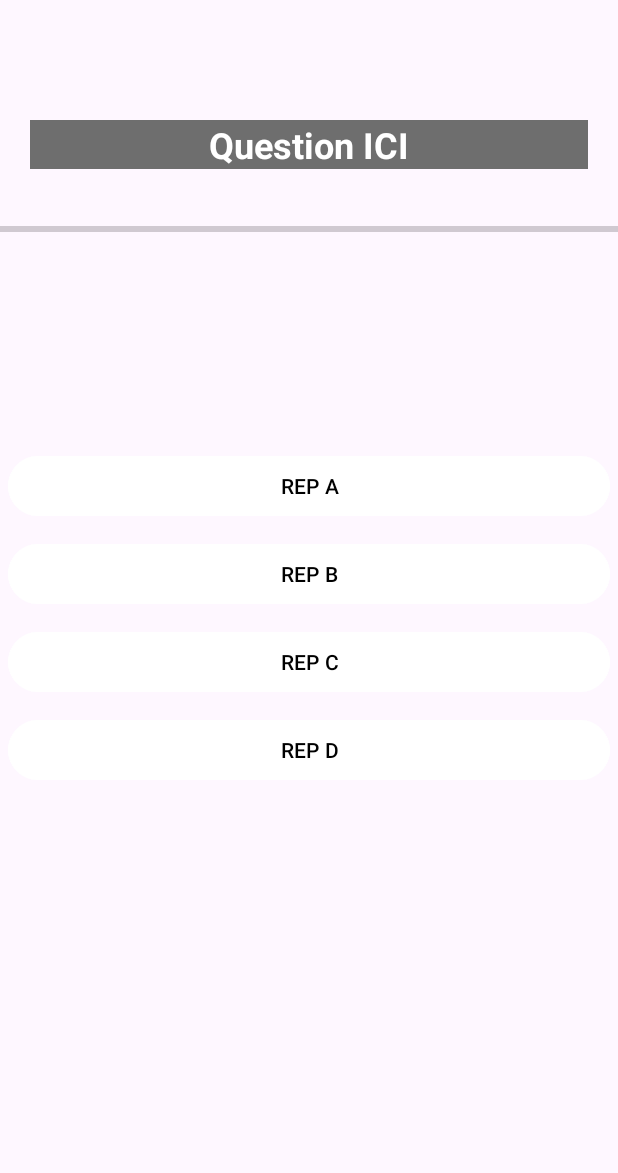
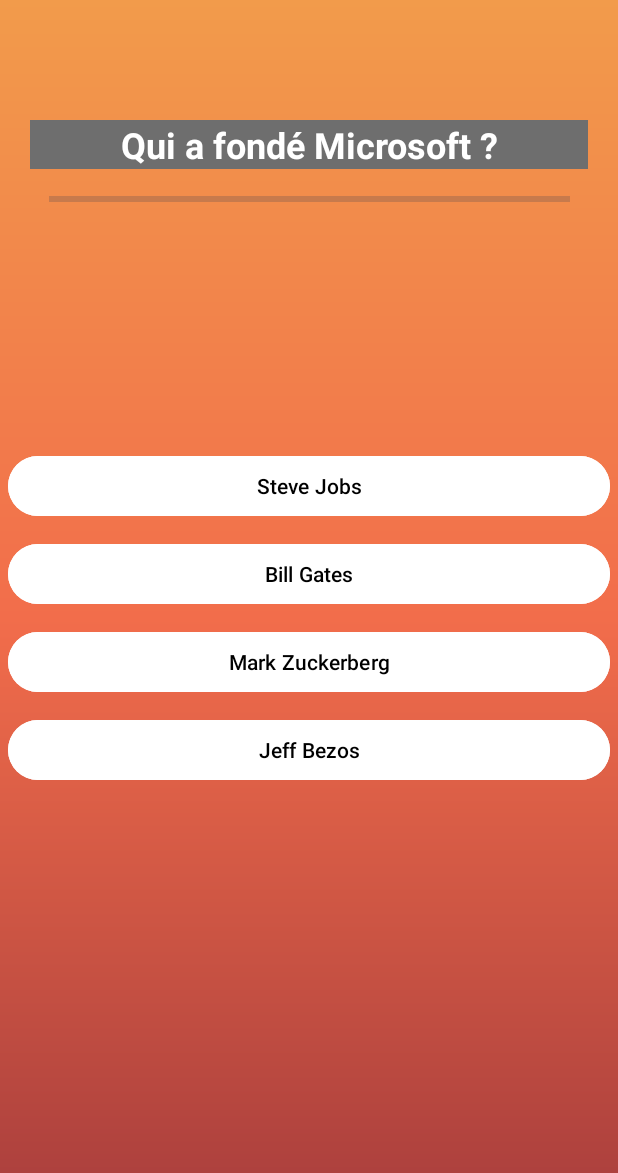
Before and after one commit to Alexis-42/HasteQuest, an Android app: the Quiz screen opened directly, with no data from a screen before it, on a phone screen of 412 x 824 dp. Shown: the top 1173 px of the screen. Run offline under Robolectric (Android 15) with nearby library versions, the phone set to English and light mode, and no system bars.

Commit message:
Quiz fonctionnel ( manque redirection gamemode )

```diff
--- a/app/src/main/java/com/jeu/hastequest/controller/games/Quiz.java
+++ b/app/src/main/java/com/jeu/hastequest/controller/games/Quiz.java
@@ -1,11 +1,19 @@
 package com.jeu.hastequest.controller.games;
 
 import android.os.Bundle;
+import android.widget.Button;
+import android.widget.TextView;
 
 import com.jeu.hastequest.R;
 import com.jeu.hastequest.model.games.QuizModel;
 
 public class Quiz extends Game{
+    public Button anwsersButtonA;
+    public Button anwsersButtonB;
+    public Button anwsersButtonC;
+    public Button anwsersButtonD;
+    public TextView question;
+
 
     public Quiz(){
         super(new QuizModel());
@@ -16,10 +24,44 @@ public class Quiz extends Game{
     protected void onCreate(Bundle savedInstanceState){
         super.onCreate(savedInstanceState);
         setContentView(R.layout.quiz);
+
+        this.question = findViewById(R.id.question);
+        this.anwsersButtonA = findViewById(R.id.ansA);
+        this.anwsersButtonB = findViewById(R.id.ansB);
+        this.anwsersButtonC = findViewById(R.id.ansC);
+        this.anwsersButtonD = findViewById(R.id.ansD);
+
+        android.view.View.OnClickListener listener = v -> {
+            if(v.getId() == R.id.ansA);
+            if(v.getId() == R.id.ansB);
+            if(v.getId() == R.id.ansC);
+            if(v.getId() == R.id.ansD);
+        };
+
+        this.anwsersButtonA.setOnClickListener(listener);
+        this.anwsersButtonB.setOnClickListener(listener);
+        this.anwsersButtonC.setOnClickListener(listener);
+        this.anwsersButtonD.setOnClickListener(listener);
+
+        loadQuestion();
+
     }
 
     @Override
     void setGameImage() {
         this.gameImage = R.drawable.quiz;
     }
+
+    public void loadQuestion(){
+        this.question.setText(QuizModel.question[getQuizModel().currentQuestionIndex]);
+        this.anwsersButtonA.setText(QuizModel.choices[getQuizModel().currentQuestionIndex][0]);
+        this.anwsersButtonB.setText(QuizModel.choices[getQuizModel().currentQuestionIndex][1]);
+        this.anwsersButtonC.setText(QuizModel.choices[getQuizModel().currentQuestionIndex][2]);
+        this.anwsersButtonD.setText(QuizModel.choices[getQuizModel().currentQuestionIndex][3]);
+
+    }
+
+    public QuizModel getQuizModel(){
+        return (QuizModel) this.gameModel;
+    }
 }
--- a/app/src/main/java/com/jeu/hastequest/model/games/QuizModel.java
+++ b/app/src/main/java/com/jeu/hastequest/model/games/QuizModel.java
@@ -1,10 +1,30 @@
 package com.jeu.hastequest.model.games;
 
 public class QuizModel extends GameModel {
+    public int currentQuestionIndex;
+    public String SelectedAnswer = "";
+    public static String[] question ={
+        "Léo le goat ?",
+        "Combien de bonbons Carambar sont vendus chaque année en France ?",
+        "Qui a fondé Microsoft ?",
+    };
+
+    public static String[][] choices ={
+        {"non", "non", "oui", "non"},
+        {"10 millions", "100 millions", "1 milliard", "2 milliards"},
+        {"Steve Jobs", "Bill Gates", "Mark Zuckerberg", "Jeff Bezos"},
+    };
+    public static String[] correctAnswer ={
+        "oui",
+        "1 milliard",
+        "Bill Gates",
+    };
+
     public QuizModel() {
         super(30,
                 "Quizz",
                 "Trouve la réponse correcte dans un temps impartie");
+        currentQuestionIndex = getRandomNumber(question.length );
     }
 
     @Override
@@ -16,4 +36,12 @@ public class QuizModel extends GameModel {
             return maxTime - difficulty;
         }
     }
+
+    public boolean checkAnswer(String answer){
+        return answer.equals(correctAnswer[currentQuestionIndex]);
+    }
+
+    private int getRandomNumber(int max) {
+        return (int) ((Math.random() * (max)) + 0);
+    }
 }
--- a/app/src/main/res/layout/quiz.xml
+++ b/app/src/main/res/layout/quiz.xml
@@ -1,16 +1,19 @@
 <?xml version="1.0" encoding="utf-8"?>
 <androidx.coordinatorlayout.widget.CoordinatorLayout xmlns:android="http://schemas.android.com/apk/res/android"
+    xmlns:app="http://schemas.android.com/apk/res-auto"
     xmlns:tools="http://schemas.android.com/tools"
     android:layout_width="match_parent"
     android:layout_height="match_parent"
     android:fitsSystemWindows="true"
-    tools:context=".view.games.QuizzView">
+    android:background="@drawable/main_menu_bg"
+    tools:context=".controller.games.Quiz">
 
     <LinearLayout
+        android:id="@+id/linearLayout"
         android:layout_width="match_parent"
         android:layout_height="wrap_content"
-        android:orientation="vertical"
-        android:layout_marginTop="60sp">
+        android:layout_marginTop="60sp"
+        android:orientation="vertical">
 
         <TextView
             android:id="@+id/question"
@@ -23,12 +26,6 @@
             android:textColor="@color/white"
             android:textSize="24sp"
             android:textStyle="bold" />
-
-        <ProgressBar
-            style="?android:attr/progressBarStyleHorizontal"
-            android:id="@+id/progressBar"
-            android:layout_width="match_parent"
-            android:layout_height="40sp"/>
 
     </LinearLayout>
 
@@ -78,4 +75,12 @@
 
     </LinearLayout>
 
+    <ProgressBar
+        android:id="@+id/progressBar"
+        style="?android:attr/progressBarStyleHorizontal"
+        android:layout_width="347dp"
+        android:layout_height="40sp"
+        app:layout_anchor="@+id/linearLayout"
+        app:layout_anchorGravity="bottom|center" />
+
 </androidx.coordinatorlayout.widget.CoordinatorLayout>
```
